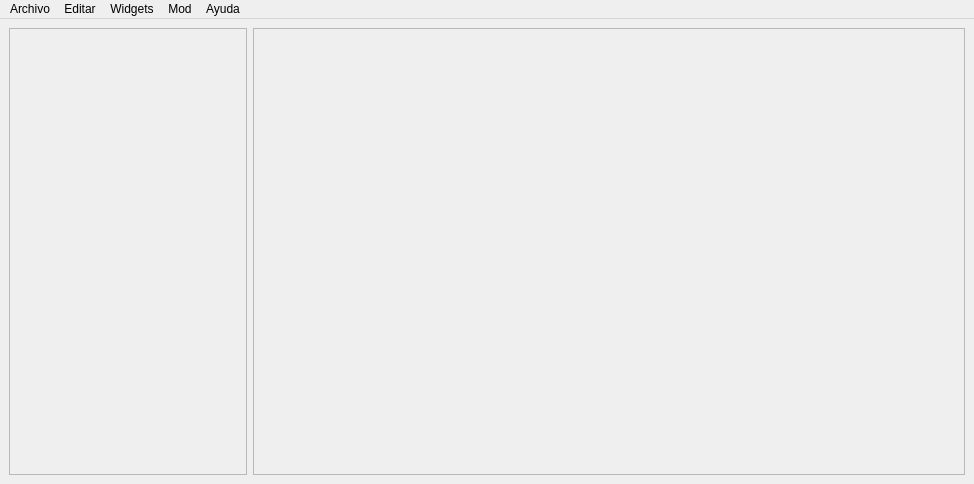
Before: the Qt Designer form resources/ui/ventana1.ui in davidlb025/DaLogic, drawn with Qt 5.
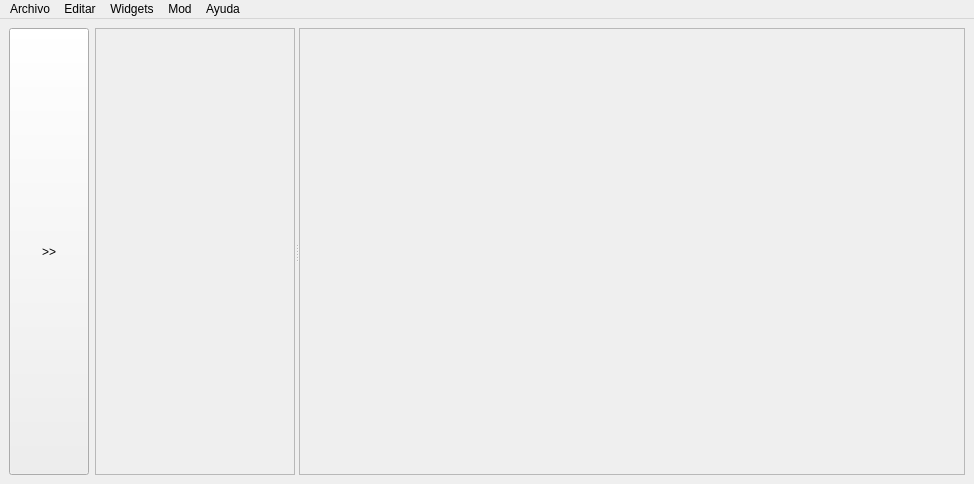
After: the same form once the commit is applied. Icons and pictures are not drawn.

```diff
--- a/resources/ui/ventana1.ui
+++ b/resources/ui/ventana1.ui
@@ -17,33 +17,97 @@
    <bool>false</bool>
   </property>
   <widget class="QWidget" name="centralwidget">
-   <layout class="QHBoxLayout" name="horizontalLayout" stretch="25,75">
+   <layout class="QHBoxLayout" name="horizontalLayout">
     <item>
-     <widget class="QScrollArea" name="menu">
-      <property name="widgetResizable">
+     <widget class="QPushButton" name="Show">
+      <property name="enabled">
        <bool>true</bool>
       </property>
-      <widget class="QWidget" name="scrollAreaWidgetContents">
-       <property name="geometry">
-        <rect>
-         <x>0</x>
-         <y>0</y>
-         <width>236</width>
-         <height>442</height>
-        </rect>
-       </property>
-       <layout class="QGridLayout" name="gridLayout"/>
-      </widget>
+      <property name="sizePolicy">
+       <sizepolicy hsizetype="Minimum" vsizetype="Expanding">
+        <horstretch>0</horstretch>
+        <verstretch>0</verstretch>
+       </sizepolicy>
+      </property>
+      <property name="font">
+       <font>
+        <bold>false</bold>
+        <kerning>true</kerning>
+       </font>
+      </property>
+      <property name="autoFillBackground">
+       <bool>false</bool>
+      </property>
+      <property name="styleSheet">
+       <string notr="true"/>
+      </property>
+      <property name="text">
+       <string notr="true">&gt;&gt;</string>
+      </property>
+      <property name="checkable">
+       <bool>false</bool>
+      </property>
+      <property name="autoRepeat">
+       <bool>false</bool>
+      </property>
+      <property name="autoExclusive">
+       <bool>false</bool>
+      </property>
+      <property name="autoDefault">
+       <bool>false</bool>
+      </property>
+      <property name="default">
+       <bool>false</bool>
+      </property>
+      <property name="flat">
+       <bool>false</bool>
+      </property>
      </widget>
     </item>
     <item>
-     <widget class="QFrame" name="board">
-      <property name="frameShape">
-       <enum>QFrame::Shape::StyledPanel</enum>
+     <widget class="QSplitter" name="splitter">
+      <property name="orientation">
+       <enum>Qt::Orientation::Horizontal</enum>
       </property>
-      <property name="frameShadow">
-       <enum>QFrame::Shadow::Raised</enum>
+      <property name="childrenCollapsible">
+       <bool>false</bool>
       </property>
+      <widget class="QScrollArea" name="menu">
+       <property name="minimumSize">
+        <size>
+         <width>200</width>
+         <height>0</height>
+        </size>
+       </property>
+       <property name="widgetResizable">
+        <bool>true</bool>
+       </property>
+       <widget class="QWidget" name="scrollAreaWidgetContents">
+        <property name="geometry">
+         <rect>
+          <x>0</x>
+          <y>0</y>
+          <width>198</width>
+          <height>442</height>
+         </rect>
+        </property>
+        <layout class="QGridLayout" name="gridLayout"/>
+       </widget>
+      </widget>
+      <widget class="QFrame" name="board">
+       <property name="minimumSize">
+        <size>
+         <width>500</width>
+         <height>0</height>
+        </size>
+       </property>
+       <property name="frameShape">
+        <enum>QFrame::Shape::StyledPanel</enum>
+       </property>
+       <property name="frameShadow">
+        <enum>QFrame::Shadow::Raised</enum>
+       </property>
+      </widget>
      </widget>
     </item>
    </layout>
```
Left out of the diff: 48 changed lines with no effect on the pictures.
